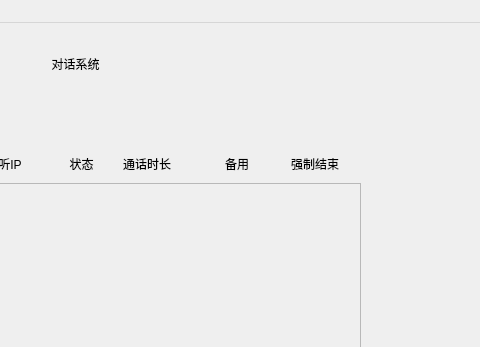
First picture: the form in intercom/mainwindow.ui, repository 5VegetableDog5/MyServerDemo, before the edit; both pictures show x 320 to 800 and y 0 to 347 of the 800 by 600 pixel window.
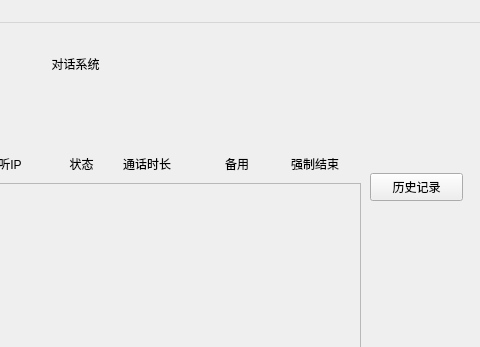
Second picture: the form after the edit. The open tabs and pages were chosen to show the change.

Diff of the .ui file:
```diff
--- a/intercom/mainwindow.ui
+++ b/intercom/mainwindow.ui
@@ -279,6 +279,19 @@
      </rect>
     </property>
    </widget>
+   <widget class="QPushButton" name="pushButton_History">
+    <property name="geometry">
+     <rect>
+      <x>690</x>
+      <y>150</y>
+      <width>93</width>
+      <height>28</height>
+     </rect>
+    </property>
+    <property name="text">
+     <string>历史记录</string>
+    </property>
+   </widget>
   </widget>
   <widget class="QMenuBar" name="menubar">
    <property name="geometry">
```
Left out of the diff: 8 changed lines with no effect on the pictures.
